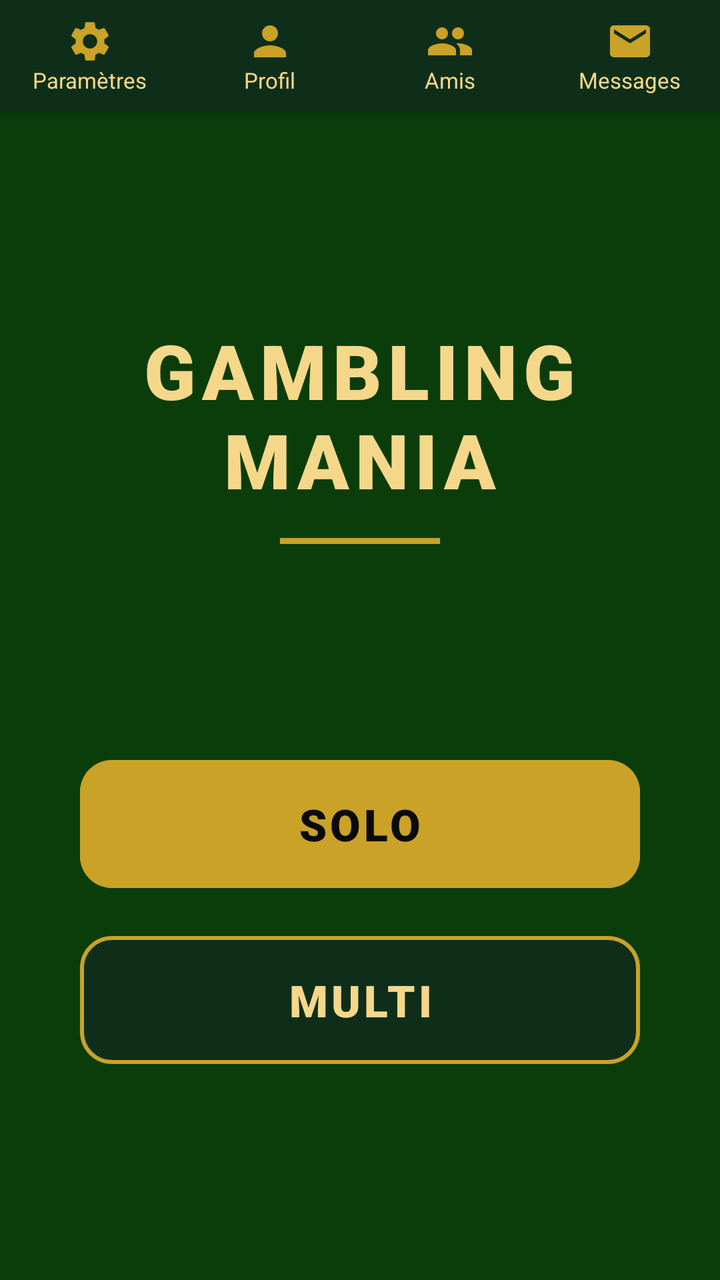
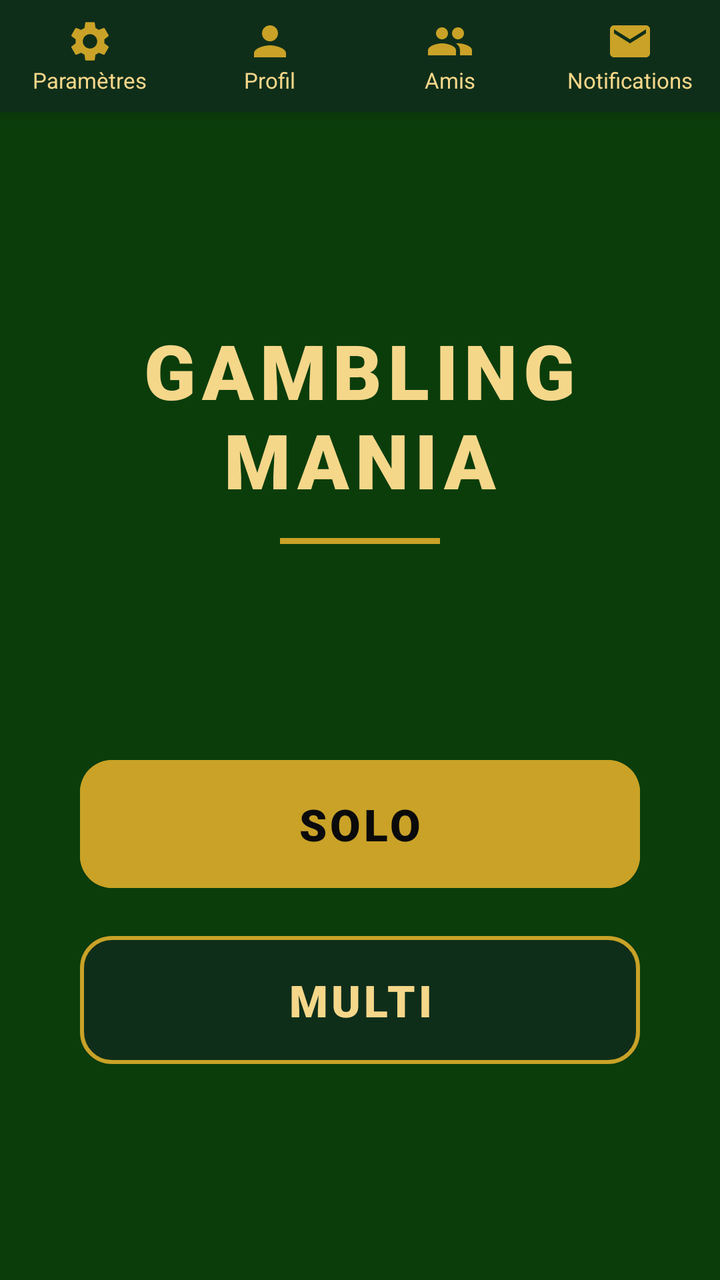

Screens rendered from an Android XML layout before and after an edit, with the pre-edit source and the edit as a unified diff.
<!-- AndroidManifest.xml: application theme Theme.My_Application_Sandbox -->
<!-- res/layout/activity_main.xml -->
<?xml version="1.0" encoding="utf-8"?>
<LinearLayout xmlns:android="http://schemas.android.com/apk/res/android"
    xmlns:app="http://schemas.android.com/apk/res-auto"
    android:id="@+id/main"
    android:layout_width="match_parent"
    android:layout_height="match_parent"
    android:background="#0B3D0B"
    android:orientation="vertical">

    
    <LinearLayout
        android:id="@+id/topBar"
        android:layout_width="match_parent"
        android:layout_height="56dp"
        android:background="#0F2E1A"
        android:elevation="6dp"
        android:orientation="horizontal">

        <LinearLayout
            android:id="@+id/btn_params"
            android:layout_width="0dp"
            android:layout_height="match_parent"
            android:layout_weight="1"
            android:background="?attr/selectableItemBackground"
            android:clickable="true"
            android:focusable="true"
            android:gravity="center"
            android:onClick="comingSoon"
            android:orientation="vertical">
            <ImageView android:layout_width="24dp" android:layout_height="24dp"
                android:src="@drawable/ic_param" />
            <TextView android:layout_width="wrap_content" android:layout_height="wrap_content"
                android:text="Paramètres" android:textColor="#F5D78A" android:textSize="11sp" />
        </LinearLayout>

        <LinearLayout
            android:id="@+id/btn_profile"
            android:layout_width="0dp"
            android:layout_height="match_parent"
            android:layout_weight="1"
            android:background="?attr/selectableItemBackground"
            android:clickable="true"
            android:focusable="true"
            android:gravity="center"
            android:onClick="showProfile"
            android:orientation="vertical">
            <ImageView android:layout_width="24dp" android:layout_height="24dp"
                android:src="@drawable/ic_profile" />
            <TextView android:layout_width="wrap_content" android:layout_height="wrap_content"
                android:text="Profil" android:textColor="#F5D78A" android:textSize="11sp" />
        </LinearLayout>

        <LinearLayout
            android:id="@+id/btn_friends"
            android:layout_width="0dp"
            android:layout_height="match_parent"
            android:layout_weight="1"
            android:background="?attr/selectableItemBackground"
            android:clickable="true"
            android:focusable="true"
            android:gravity="center"
            android:onClick="comingSoon"
            android:orientation="vertical">
            <ImageView android:layout_width="24dp" android:layout_height="24dp"
                android:src="@drawable/ic_amis" />
            <TextView android:layout_width="wrap_content" android:layout_height="wrap_content"
                android:text="Amis" android:textColor="#F5D78A" android:textSize="11sp" />
        </LinearLayout>

        <LinearLayout
            android:id="@+id/btn_mail"
            android:layout_width="0dp"
            android:layout_height="match_parent"
            android:layout_weight="1"
            android:background="?attr/selectableItemBackground"
            android:clickable="true"
            android:focusable="true"
            android:gravity="center"
            android:onClick="comingSoon"
            android:orientation="vertical">
            <ImageView android:layout_width="24dp" android:layout_height="24dp"
                android:src="@drawable/ic_mail" />
            <TextView android:layout_width="wrap_content" android:layout_height="wrap_content"
                android:text="Messages" android:textColor="#F5D78A" android:textSize="11sp" />
        </LinearLayout>
    </LinearLayout>

    <LinearLayout
        android:layout_width="match_parent"
        android:layout_height="0dp"
        android:layout_weight="1"
        android:gravity="center_horizontal"
        android:orientation="vertical">

        <Space android:layout_width="match_parent" android:layout_height="0dp"
            android:layout_weight="1" />

        <TextView
            android:id="@+id/Title"
            android:layout_width="wrap_content"
            android:layout_height="wrap_content"
            android:fontFamily="sans-serif-black"
            android:gravity="center"
            android:letterSpacing="0.08"
            android:text="GAMBLING\nMANIA"
            android:textColor="#F5D78A"
            android:textSize="38sp" />

        <View android:layout_width="80dp" android:layout_height="3dp"
            android:layout_marginTop="14dp" android:background="#C9A227" />

        <Space android:layout_width="match_parent" android:layout_height="0dp"
            android:layout_weight="1" />

        
        <Button
            android:id="@+id/btn_solo"
            android:layout_width="280dp"
            android:layout_height="72dp"
            android:backgroundTint="#C9A227"
            android:elevation="6dp"
            android:fontFamily="sans-serif-black"
            android:letterSpacing="0.08"
            android:onClick="playSolo"
            android:text="SOLO"
            android:textAllCaps="true"
            android:textColor="#0A0A0A"
            android:textSize="22sp"
            app:cornerRadius="16dp" />

        <Space android:layout_width="match_parent" android:layout_height="16dp" />

        
        <Button
            android:id="@+id/btn_multi"
            android:layout_width="280dp"
            android:layout_height="72dp"
            android:backgroundTint="#0F2E1A"
            android:fontFamily="sans-serif-black"
            android:letterSpacing="0.08"
            android:onClick="playMulti"
            android:text="MULTI"
            android:textAllCaps="true"
            android:textColor="#F5D78A"
            android:textSize="22sp"
            app:cornerRadius="16dp"
            app:strokeColor="#C9A227"
            app:strokeWidth="2dp" />

        <Space android:layout_width="match_parent" android:layout_height="0dp"
            android:layout_weight="1" />
    </LinearLayout>
</LinearLayout>
<!-- resources referenced by this layout -->
<resources>
  <!-- drawable ic_amis (drawable) -->
  <?xml version="1.0" encoding="utf-8"?>
  <vector xmlns:android="http://schemas.android.com/apk/res/android"
      android:width="24dp" android:height="24dp"
      android:viewportWidth="24" android:viewportHeight="24">
      <path android:fillColor="#C9A227"
          android:pathData="M16,11c1.66,0 2.99,-1.34 2.99,-3S17.66,5 16,5c-1.66,0 -3,1.34 -3,3s1.34,3 3,3zM8,11c1.66,0 2.99,-1.34 2.99,-3S9.66,5 8,5C6.34,5 5,6.34 5,8s1.34,3 3,3zM8,13c-2.33,0 -7,1.17 -7,3.5V19h14v-2.5c0,-2.33 -4.67,-3.5 -7,-3.5zM16,13c-0.29,0 -0.62,0.02 -0.97,0.05 1.16,0.84 1.97,1.97 1.97,3.45V19h6v-2.5c0,-2.33 -4.67,-3.5 -7,-3.5z"/>
  </vector>
  <!-- drawable ic_mail (drawable) -->
  <?xml version="1.0" encoding="utf-8"?>
  <vector xmlns:android="http://schemas.android.com/apk/res/android"
      android:width="24dp" android:height="24dp"
      android:viewportWidth="24" android:viewportHeight="24">
      <path android:fillColor="#C9A227"
          android:pathData="M20,4H4c-1.1,0 -1.99,0.9 -1.99,2L2,18c0,1.1 0.9,2 2,2h16c1.1,0 2,-0.9 2,-2V6c0,-1.1 -0.9,-2 -2,-2zM20,8l-8,5 -8,-5V6l8,5 8,-5v2z"/>
  </vector>
  <!-- drawable ic_param (drawable) -->
  <?xml version="1.0" encoding="utf-8"?>
  <vector xmlns:android="http://schemas.android.com/apk/res/android"
      android:width="24dp" android:height="24dp"
      android:viewportWidth="24" android:viewportHeight="24">
      <path android:fillColor="#C9A227"
          android:pathData="M19.14,12.94c0.04,-0.3 0.06,-0.61 0.06,-0.94c0,-0.32 -0.02,-0.64 -0.07,-0.94l2.03,-1.58c0.18,-0.14 0.23,-0.41 0.12,-0.61l-1.92,-3.32c-0.12,-0.22 -0.37,-0.29 -0.59,-0.22l-2.39,0.96c-0.5,-0.38 -1.03,-0.7 -1.62,-0.94L14.4,2.81c-0.04,-0.24 -0.24,-0.41 -0.48,-0.41h-3.84c-0.24,0 -0.43,0.17 -0.47,0.41L9.25,5.35C8.66,5.59 8.12,5.92 7.63,6.29L5.24,5.33c-0.22,-0.08 -0.47,0 -0.59,0.22L2.74,8.87C2.62,9.08 2.66,9.34 2.86,9.48l2.03,1.58C4.84,11.36 4.8,11.69 4.8,12s0.02,0.64 0.07,0.94l-2.03,1.58c-0.18,0.14 -0.23,0.41 -0.12,0.61l1.92,3.32c0.12,0.22 0.37,0.29 0.59,0.22l2.39,-0.96c0.5,0.38 1.03,0.7 1.62,0.94l0.36,2.54c0.05,0.24 0.24,0.41 0.48,0.41h3.84c0.24,0 0.44,-0.17 0.47,-0.41l0.36,-2.54c0.59,-0.24 1.13,-0.56 1.62,-0.94l2.39,0.96c0.22,0.08 0.47,0 0.59,-0.22l1.92,-3.32c0.12,-0.22 0.07,-0.47 -0.12,-0.61L19.14,12.94zM12,15.6c-1.98,0 -3.6,-1.62 -3.6,-3.6s1.62,-3.6 3.6,-3.6s3.6,1.62 3.6,3.6S13.98,15.6 12,15.6z"/>
  </vector>
  <!-- drawable ic_profile (drawable) -->
  <?xml version="1.0" encoding="utf-8"?>
  <vector xmlns:android="http://schemas.android.com/apk/res/android"
      android:width="24dp" android:height="24dp"
      android:viewportWidth="24" android:viewportHeight="24">
      <path android:fillColor="#C9A227"
          android:pathData="M12,12c2.21,0 4,-1.79 4,-4s-1.79,-4 -4,-4 -4,1.79 -4,4 1.79,4 4,4zM12,14c-2.67,0 -8,1.34 -8,4v2h16v-2c0,-2.66 -5.33,-4 -8,-4z"/>
  </vector>
  <style name="Theme.My_Application_Sandbox" parent="Base.Theme.My_Application_Sandbox" />
  <style name="Base.Theme.My_Application_Sandbox" parent="Theme.Material3.DayNight.NoActionBar">
          
          <item name="materialAlertDialogTheme">@style/Casino.Dialog</item>
          
      </style>
  <style name="Casino.Dialog" parent="ThemeOverlay.Material3.MaterialAlertDialog">
          <item name="colorSurface">#0F2E1A</item>
          <item name="colorOnSurface">#FFFFFF</item>
          <item name="colorOnSurfaceVariant">#F5D78A</item>
          <item name="colorPrimary">#C9A227</item>
          <item name="materialAlertDialogTitleTextStyle">@style/Casino.DialogTitle</item>
          <item name="android:backgroundDimAmount">0.8</item>
      </style>
  <style name="Casino.DialogTitle" parent="MaterialAlertDialog.Material3.Title.Text">
          <item name="android:textColor">#C9A227</item>
          <item name="android:textStyle">bold</item>
      </style>
</resources>

<!-- the commit's change to res/layout/activity_main.xml (unified diff, before → after) -->
@@ -59,30 +59,66 @@
             android:clickable="true"
             android:focusable="true"
             android:gravity="center"
-            android:onClick="comingSoon"
+            android:onClick="openFriends"
             android:orientation="vertical">
-            <ImageView android:layout_width="24dp" android:layout_height="24dp"
+
+            <ImageView
+                android:layout_width="24dp"
+                android:layout_height="24dp"
                 android:src="@drawable/ic_amis" />
-            <TextView android:layout_width="wrap_content" android:layout_height="wrap_content"
-                android:text="Amis" android:textColor="#F5D78A" android:textSize="11sp" />
+
+            <TextView
+                android:layout_width="wrap_content"
+                android:layout_height="wrap_content"
+                android:text="Amis"
+                android:textColor="#F5D78A"
+                android:textSize="11sp" />
         </LinearLayout>
 
-        <LinearLayout
-            android:id="@+id/btn_mail"
+        <FrameLayout
             android:layout_width="0dp"
             android:layout_height="match_parent"
-            android:layout_weight="1"
-            android:background="?attr/selectableItemBackground"
-            android:clickable="true"
-            android:focusable="true"
-            android:gravity="center"
-            android:onClick="comingSoon"
-            android:orientation="vertical">
-            <ImageView android:layout_width="24dp" android:layout_height="24dp"
-                android:src="@drawable/ic_mail" />
-            <TextView android:layout_width="wrap_content" android:layout_height="wrap_content"
-                android:text="Messages" android:textColor="#F5D78A" android:textSize="11sp" />
-        </LinearLayout>
+            android:layout_weight="1">
+
+            <LinearLayout
+                android:id="@+id/btn_mail"
+                android:layout_width="match_parent"
+                android:layout_height="match_parent"
+                android:background="?attr/selectableItemBackground"
+                android:clickable="true"
+                android:focusable="true"
+                android:gravity="center"
+                android:onClick="openNotifications"
+                android:orientation="vertical">
+
+                <ImageView
+                    android:layout_width="24dp"
+                    android:layout_height="24dp"
+                    android:src="@drawable/ic_mail" />
+
+                <TextView
+                    android:layout_width="wrap_content"
+                    android:layout_height="wrap_content"
+                    android:text="Notifications"
+                    android:textColor="#F5D78A"
+                    android:textSize="11sp" />
+            </LinearLayout>
+
+            <TextView
+                android:id="@+id/txt_badge_notif"
+                android:layout_width="18dp"
+                android:layout_height="18dp"
+                android:layout_gravity="top|end"
+                android:layout_marginTop="6dp"
+                android:layout_marginEnd="18dp"
+                android:background="@drawable/bg_badge"
+                android:gravity="center"
+                android:text="0"
+                android:textColor="#FFFFFF"
+                android:textSize="10sp"
+                android:textStyle="bold"
+                android:visibility="gone" />
+        </FrameLayout>
     </LinearLayout>
 
     <LinearLayout
<!-- resource entries referenced after the edit -->
@@ -1,5 +1,11 @@
 <!-- resources referenced by this layout -->
 <resources>
+  <!-- drawable bg_badge (drawable) -->
+  <?xml version="1.0" encoding="utf-8"?>
+  <shape xmlns:android="http://schemas.android.com/apk/res/android"
+      android:shape="oval">
+      <solid android:color="#E53935" />
+  </shape>
   <!-- drawable ic_amis (drawable) -->
   <?xml version="1.0" encoding="utf-8"?>
   <vector xmlns:android="http://schemas.android.com/apk/res/android"
